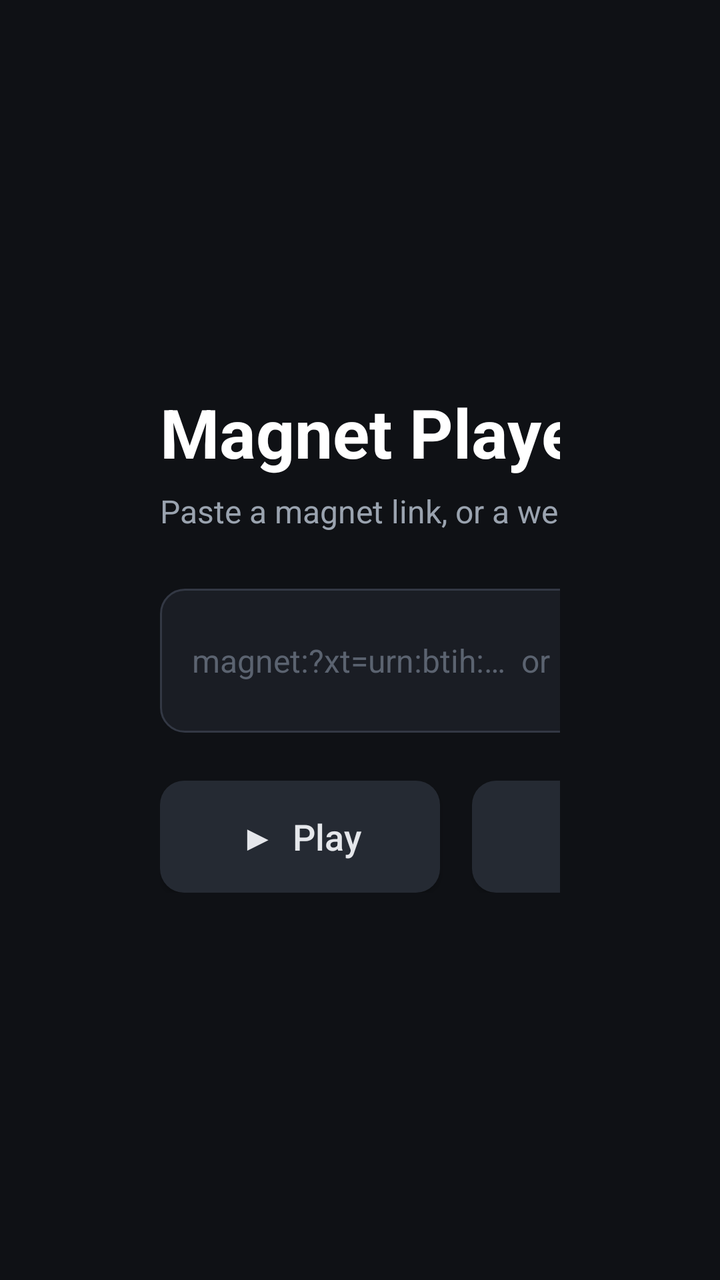
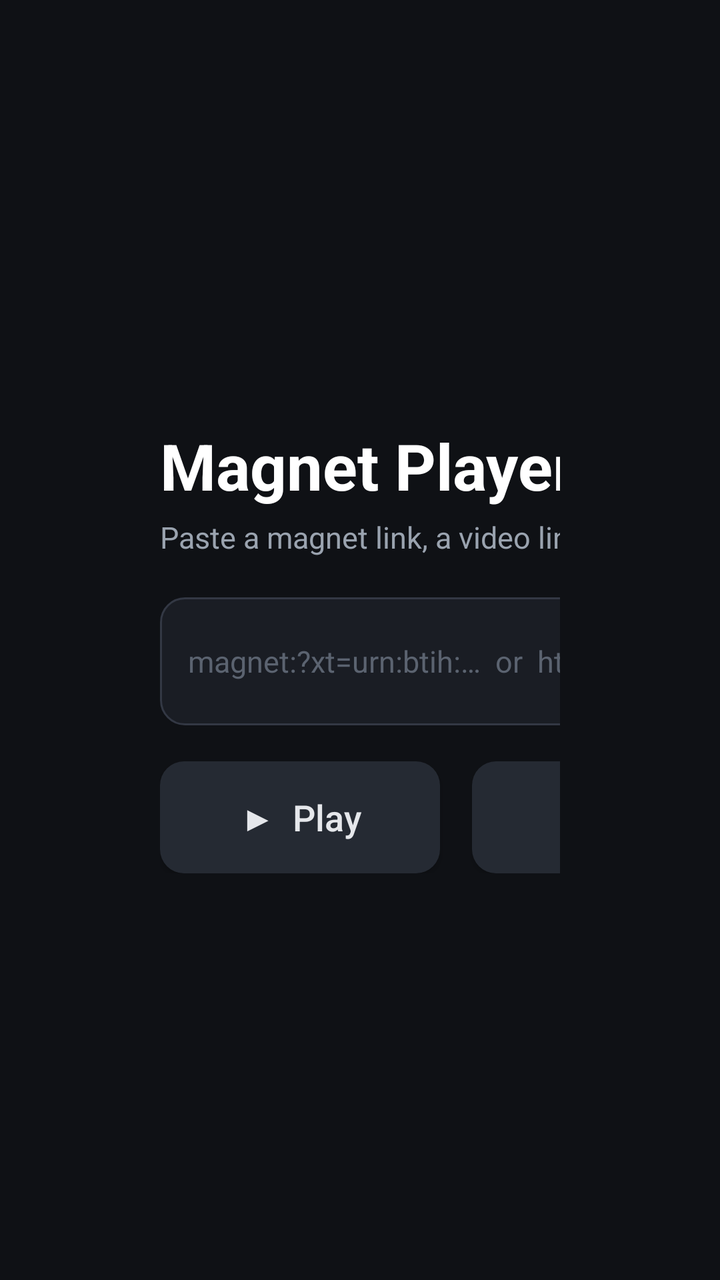

Compare the two renders of this Android layout. The source of the first and the diff that turns it into the second are given below.
<!-- AndroidManifest.xml: application theme AppTheme -->
<!-- res/layout/activity_main.xml -->
<?xml version="1.0" encoding="utf-8"?>
<LinearLayout xmlns:android="http://schemas.android.com/apk/res/android"
    android:layout_width="match_parent"
    android:layout_height="match_parent"
    android:background="#0F1115"
    android:gravity="center_vertical"
    android:orientation="horizontal"
    android:paddingStart="80dp"
    android:paddingEnd="80dp">

    
    <LinearLayout
        android:layout_width="0dp"
        android:layout_height="wrap_content"
        android:layout_weight="1"
        android:orientation="vertical">

        <TextView
            android:layout_width="wrap_content"
            android:layout_height="wrap_content"
            android:text="Magnet Player"
            android:textColor="#FFFFFF"
            android:textSize="34sp"
            android:textStyle="bold" />

        <TextView
            android:layout_width="wrap_content"
            android:layout_height="wrap_content"
            android:layout_marginTop="6dp"
            android:text="Paste a magnet link, or a web page that has one"
            android:textColor="#9AA3AF"
            android:textSize="16sp" />

        <EditText
            android:id="@+id/magnet_input"
            android:layout_width="match_parent"
            android:layout_height="wrap_content"
            android:layout_marginTop="28dp"
            android:background="@drawable/input_bg"
            android:hint="magnet:?xt=urn:btih:…  or  https://…"
            android:imeOptions="actionGo"
            android:inputType="textUri|textMultiLine"
            android:maxLines="3"
            android:minHeight="72dp"
            android:padding="16dp"
            android:textColor="#FFFFFF"
            android:textColorHint="#5B6370"
            android:textSize="16sp" />

        <LinearLayout
            android:layout_width="wrap_content"
            android:layout_height="wrap_content"
            android:layout_marginTop="24dp"
            android:orientation="horizontal">

            <Button
                android:id="@+id/btn_play"
                style="@style/TvButton"
                android:text="▶  Play" />

            <Button
                android:id="@+id/btn_paste"
                style="@style/TvButton"
                android:layout_marginStart="16dp"
                android:text="Paste" />

            <Button
                android:id="@+id/btn_clear"
                style="@style/TvButton"
                android:layout_marginStart="16dp"
                android:text="Clear" />
        </LinearLayout>
    </LinearLayout>

    
    <LinearLayout
        android:id="@+id/qr_box"
        android:layout_width="wrap_content"
        android:layout_height="wrap_content"
        android:layout_marginStart="56dp"
        android:gravity="center_horizontal"
        android:orientation="vertical">

        <ImageView
            android:id="@+id/qr_image"
            android:layout_width="200dp"
            android:layout_height="200dp"
            android:background="#FFFFFF"
            android:contentDescription="QR code to send a link from your phone"
            android:padding="10dp"
            android:scaleType="fitCenter" />

        <TextView
            android:layout_width="wrap_content"
            android:layout_height="wrap_content"
            android:layout_marginTop="14dp"
            android:text="Scan with your phone"
            android:textColor="#FFFFFF"
            android:textSize="18sp"
            android:textStyle="bold" />

        <TextView
            android:id="@+id/phone_hint"
            android:layout_width="220dp"
            android:layout_height="wrap_content"
            android:layout_marginTop="4dp"
            android:gravity="center"
            android:textColor="#2DD4BF"
            android:textSize="14sp" />
    </LinearLayout>
</LinearLayout>
<!-- resources referenced by this layout -->
<resources>
  <!-- drawable input_bg (drawable) -->
  <?xml version="1.0" encoding="utf-8"?>
  <selector xmlns:android="http://schemas.android.com/apk/res/android">
      <item android:state_focused="true">
          <shape android:shape="rectangle">
              <solid android:color="#1A1D24" />
              <stroke android:width="3dp" android:color="#2DD4BF" />
              <corners android:radius="12dp" />
          </shape>
      </item>
      <item>
          <shape android:shape="rectangle">
              <solid android:color="#1A1D24" />
              <stroke android:width="1dp" android:color="#333844" />
              <corners android:radius="12dp" />
          </shape>
      </item>
  </selector>
  <style name="TvButton">
          <item name="android:layout_width">wrap_content</item>
          <item name="android:layout_height">56dp</item>
          <item name="android:minWidth">140dp</item>
          <item name="android:paddingStart">28dp</item>
          <item name="android:paddingEnd">28dp</item>
          <item name="android:background">@drawable/btn_bg</item>
          <item name="android:textColor">@color/btn_text</item>
          <item name="android:textSize">18sp</item>
          <item name="android:textAllCaps">false</item>
          <item name="android:focusable">true</item>
      </style>
  <style name="AppTheme" parent="android:Theme.Material.NoActionBar.Fullscreen">
          <item name="android:windowBackground">@android:color/black</item>
          <item name="android:colorAccent">#2DD4BF</item>
      </style>
  <!-- drawable btn_bg (drawable) -->
  <?xml version="1.0" encoding="utf-8"?>
  <selector xmlns:android="http://schemas.android.com/apk/res/android">
      <item android:state_focused="true">
          <shape android:shape="rectangle">
              <solid android:color="#2DD4BF" />
              <corners android:radius="12dp" />
          </shape>
      </item>
      <item>
          <shape android:shape="rectangle">
              <solid android:color="#252A33" />
              <corners android:radius="12dp" />
          </shape>
      </item>
  </selector>
</resources>

<!-- the commit's change to res/layout/activity_main.xml (unified diff, before → after) -->
@@ -3,109 +3,148 @@
     android:layout_width="match_parent"
     android:layout_height="match_parent"
     android:background="#0F1115"
-    android:gravity="center_vertical"
-    android:orientation="horizontal"
+    android:orientation="vertical"
     android:paddingStart="80dp"
-    android:paddingEnd="80dp">
+    android:paddingTop="28dp"
+    android:paddingEnd="80dp"
+    android:paddingBottom="20dp">
 
-    
     <LinearLayout
-        android:layout_width="0dp"
-        android:layout_height="wrap_content"
+        android:layout_width="match_parent"
+        android:layout_height="0dp"
         android:layout_weight="1"
-        android:orientation="vertical">
+        android:gravity="center_vertical"
+        android:orientation="horizontal">
 
-        <TextView
+        
+        <LinearLayout
+            android:layout_width="0dp"
+            android:layout_height="wrap_content"
+            android:layout_weight="1"
+            android:orientation="vertical">
+
+            <TextView
+                android:layout_width="wrap_content"
+                android:layout_height="wrap_content"
+                android:text="Magnet Player"
+                android:textColor="#FFFFFF"
+                android:textSize="32sp"
+                android:textStyle="bold" />
+
+            <TextView
+                android:layout_width="wrap_content"
+                android:layout_height="wrap_content"
+                android:layout_marginTop="4dp"
+                android:text="Paste a magnet link, a video link, or a web page that has one"
+                android:textColor="#9AA3AF"
+                android:textSize="15sp" />
+
+            <EditText
+                android:id="@+id/magnet_input"
+                android:layout_width="match_parent"
+                android:layout_height="wrap_content"
+                android:layout_marginTop="20dp"
+                android:background="@drawable/input_bg"
+                android:hint="magnet:?xt=urn:btih:…  or  https://…"
+                android:imeOptions="actionGo"
+                android:inputType="textUri|textMultiLine"
+                android:maxLines="3"
+                android:minHeight="64dp"
+                android:padding="14dp"
+                android:textColor="#FFFFFF"
+                android:textColorHint="#5B6370"
+                android:textSize="15sp" />
+
+            <LinearLayout
+                android:layout_width="wrap_content"
+                android:layout_height="wrap_content"
+                android:layout_marginTop="18dp"
+                android:orientation="horizontal">
+
+                <Button
+                    android:id="@+id/btn_play"
+                    style="@style/TvButton"
+                    android:text="▶  Play" />
+
+                <Button
+                    android:id="@+id/btn_paste"
+                    style="@style/TvButton"
+                    android:layout_marginStart="16dp"
+                    android:text="Paste" />
+
+                <Button
+                    android:id="@+id/btn_clear"
+                    style="@style/TvButton"
+                    android:layout_marginStart="16dp"
+                    android:text="Clear" />
+            </LinearLayout>
+        </LinearLayout>
+
+        
+        <LinearLayout
+            android:id="@+id/qr_box"
             android:layout_width="wrap_content"
             android:layout_height="wrap_content"
-            android:text="Magnet Player"
-            android:textColor="#FFFFFF"
-            android:textSize="34sp"
-            android:textStyle="bold" />
+            android:layout_marginStart="48dp"
+            android:gravity="center_horizontal"
+            android:orientation="vertical">
 
-        <TextView
-            android:layout_width="wrap_content"
-            android:layout_height="wrap_content"
-            android:layout_marginTop="6dp"
-            android:text="Paste a magnet link, or a web page that has one"
-            android:textColor="#9AA3AF"
-            android:textSize="16sp" />
+            <ImageView
+                android:id="@+id/qr_image"
+                android:layout_width="170dp"
+                android:layout_height="170dp"
+                android:background="#FFFFFF"
+                android:contentDescription="QR code to send a link from your phone"
+                android:padding="9dp"
+                android:scaleType="fitCenter" />
 
-        <EditText
-            android:id="@+id/magnet_input"
-            android:layout_width="match_parent"
-            android:layout_height="wrap_content"
-            android:layout_marginTop="28dp"
-            android:background="@drawable/input_bg"
-            android:hint="magnet:?xt=urn:btih:…  or  https://…"
-            android:imeOptions="actionGo"
-            android:inputType="textUri|textMultiLine"
-            android:maxLines="3"
-            android:minHeight="72dp"
-            android:padding="16dp"
-            android:textColor="#FFFFFF"
-            android:textColorHint="#5B6370"
-            android:textSize="16sp" />
+            <TextView
+                android:layout_width="wrap_content"
+                android:layout_height="wrap_content"
+                android:layout_marginTop="10dp"
+                android:text="Scan with your phone"
+                android:textColor="#FFFFFF"
+                android:textSize="16sp"
+                android:textStyle="bold" />
 
-        <LinearLayout
-            android:layout_width="wrap_content"
-            android:layout_height="wrap_content"
-            android:layout_marginTop="24dp"
-            android:orientation="horizontal">
-
-            <Button
-                android:id="@+id/btn_play"
-                style="@style/TvButton"
-                android:text="▶  Play" />
-
-            <Button
-                android:id="@+id/btn_paste"
-                style="@style/TvButton"
-                android:layout_marginStart="16dp"
-                android:text="Paste" />
-
-            <Button
-                android:id="@+id/btn_clear"
-                style="@style/TvButton"
-                android:layout_marginStart="16dp"
-                android:text="Clear" />
+            <TextView
+                android:id="@+id/phone_hint"
+                android:layout_width="210dp"
+                android:layout_height="wrap_content"
+                android:layout_marginTop="2dp"
+                android:gravity="center"
+                android:textColor="#2DD4BF"
+                android:textSize="13sp" />
         </LinearLayout>
     </LinearLayout>
 
     
-    <LinearLayout
-        android:id="@+id/qr_box"
+    <TextView
+        android:id="@+id/recent_label"
         android:layout_width="wrap_content"
         android:layout_height="wrap_content"
-        android:layout_marginStart="56dp"
-        android:gravity="center_horizontal"
-        android:orientation="vertical">
+        android:layout_marginTop="12dp"
+        android:text="Recently watched"
+        android:textColor="#9AA3AF"
+        android:textSize="15sp"
+        android:textStyle="bold"
+        android:visibility="gone" />
 
-        <ImageView
-            android:id="@+id/qr_image"
-            android:layout_width="200dp"
-            android:layout_height="200dp"
-            android:background="#FFFFFF"
-            android:contentDescription="QR code to send a link from your phone"
-            android:padding="10dp"
-            android:scaleType="fitCenter" />
+    <HorizontalScrollView
+        android:id="@+id/recent_scroll"
+        android:layout_width="match_parent"
+        android:layout_height="wrap_content"
+        android:layout_marginTop="8dp"
+        android:clipToPadding="false"
+        android:paddingTop="4dp"
+        android:paddingBottom="4dp"
+        android:scrollbars="none"
+        android:visibility="gone">
 
-        <TextView
+        <LinearLayout
+            android:id="@+id/recent_row"
             android:layout_width="wrap_content"
             android:layout_height="wrap_content"
-            android:layout_marginTop="14dp"
-            android:text="Scan with your phone"
-            android:textColor="#FFFFFF"
-            android:textSize="18sp"
-            android:textStyle="bold" />
-
-        <TextView
-            android:id="@+id/phone_hint"
-            android:layout_width="220dp"
-            android:layout_height="wrap_content"
-            android:layout_marginTop="4dp"
-            android:gravity="center"
-            android:textColor="#2DD4BF"
-            android:textSize="14sp" />
-    </LinearLayout>
+            android:orientation="horizontal" />
+    </HorizontalScrollView>
 </LinearLayout>
